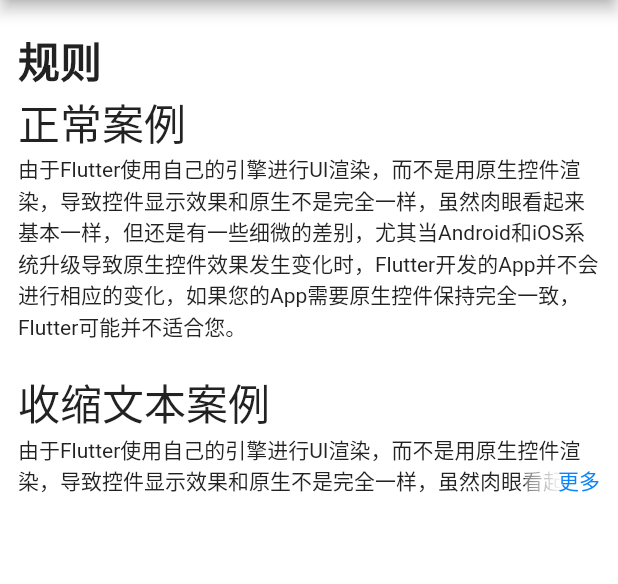
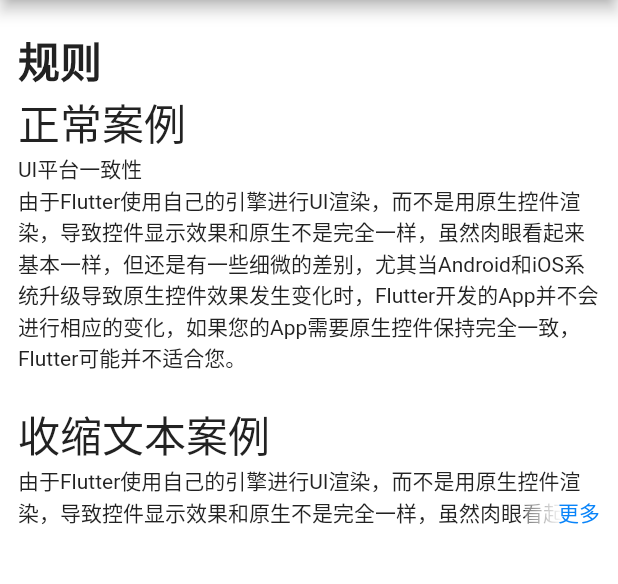
Before and after one commit to aichiko0225/flutter_ssikit, a Flutter app: the SsiTextExpandedContentExample screen opened directly, on a phone screen of 412 x 824 dp, the part 84-668 px from its top. Run offline on Flutter 3.47's test engine with Material 2 defaults, Android fonts, the phone set to English and light mode, and no system bars.

```diff
--- a/example/lib/sample/components/content/text_expanded_example.dart
+++ b/example/lib/sample/components/content/text_expanded_example.dart
@@ -38,7 +38,7 @@
               ),
             ),
             Text(
-              '由于Flutter使用自己的引擎进行UI渲染，而不是用原生控件渲染，导致控件显示效果和原生不是完全一样，虽然肉眼看起来基本一样，'
+              'UI平台一致性 \n由于Flutter使用自己的引擎进行UI渲染，而不是用原生控件渲染，导致控件显示效果和原生不是完全一样，虽然肉眼看起来基本一样，'
               '但还是有一些细微的差别，尤其当Android和iOS系统升级导致原生控件效果发生变化时，Flutter开发的App并不会进行相应的变化，如果您的App需要原生控件保持完全一致，Flutter可能并不适合您。',
               style: TextStyle(
                 color: Color(0xFF222222),
--- a/example/lib/sample/home/home.dart
+++ b/example/lib/sample/home/home.dart
@@ -1,7 +1,7 @@
 
 import 'package:flutter/material.dart';
-import 'package:flutter_ssikit_example/sample/components/content/text_expanded_example.dart';
-import 'package:flutter_ssikit_example/sample/components/toast/toast_example.dart';
+import '/sample/components/content/text_expanded_example.dart';
+import '/sample/components/toast/toast_example.dart';
 
 /// 主页面
 class HomePage extends StatelessWidget {
```
Also changed, not shown: 1 other file.
